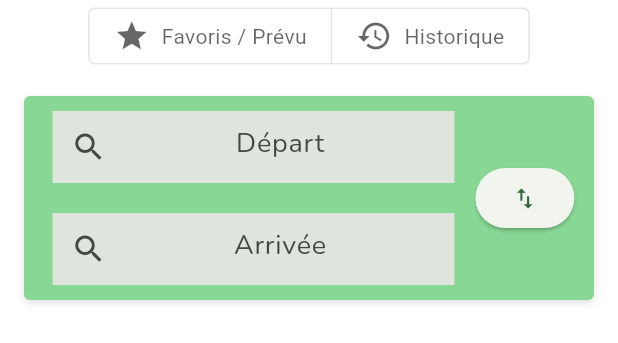
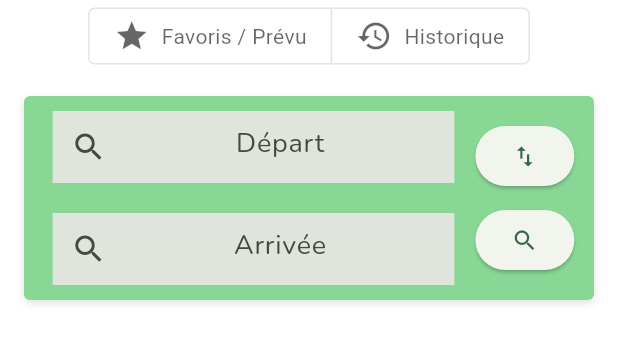
Before and after one commit to SAE5-Transport/mobile_app, a Flutter app: the RoutePage widget shown alone on an empty page, opened directly, on a phone screen of 412 x 824 dp. Shown: the top 343 px of the screen. Run offline on Flutter 3.47's test engine with Material 3 defaults, Android fonts, the phone set to English and light mode, and no system bars; drawn by our look-alikes of flutter_typeahead; our stand-ins replace go_router, google_fonts, google_maps_flutter, hive, permission_handler; missing offline and left inert: bdaya_shared_value, oidc, oidc_default_store; accounts and stored records are empty; statements that could not run were skipped.

Commit message:
update(rouge-page): Added search button

```diff
--- a/lib/scenes/navbar_screens/route.dart
+++ b/lib/scenes/navbar_screens/route.dart
@@ -206,6 +206,9 @@ class _RoutePageState extends State<RoutePage> {
                   ],
                 ),
 
+
+                Column(
+                  children: [
                     // Swap button
                     Padding(
                       padding: const EdgeInsets.all(4.0),
@@ -219,6 +222,19 @@ class _RoutePageState extends State<RoutePage> {
                         child: const Icon(Icons.swap_vert),
                       ),
                     ),
+
+                    // Search button
+                    Padding(
+                      padding: const EdgeInsets.all(4.0),
+                      child: ElevatedButton(
+                        onPressed: () {
+                          // Search for the route
+                        },
+                        child: const Icon(Icons.search),
+                      ),
+                    ),
+                  ],
+                )
               ],
             )
           ),
```
Lines whose indentation alone changed are shown as unchanged.
